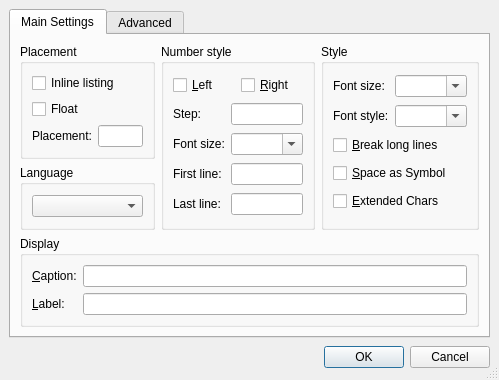
Before: the Qt Designer form src/frontends/qt4/ui/ListingsUi.ui in cburschka/lyx, drawn with Qt 5.
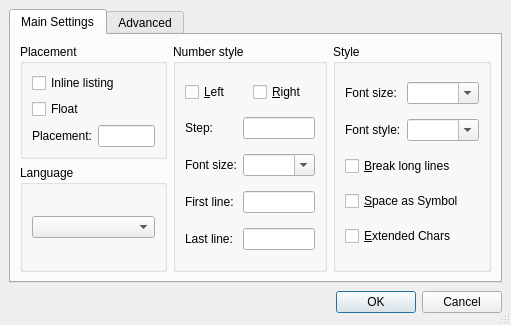
After: the same form once the commit is applied.

Commit message: Separate caption and label from InsetListingsParams and handle them separately in listings and Include dialog, from Jurgen

```diff
--- a/src/frontends/qt4/ui/ListingsUi.ui
+++ b/src/frontends/qt4/ui/ListingsUi.ui
@@ -8,8 +8,8 @@
    <rect>
     <x>0</x>
     <y>0</y>
-    <width>499</width>
-    <height>355</height>
+    <width>511</width>
+    <height>325</height>
    </rect>
   </property>
   <property name="windowTitle" >
@@ -404,79 +404,6 @@
          </layout>
         </widget>
        </item>
-       <item row="2" column="0" colspan="3" >
-        <widget class="QGroupBox" name="captionGB_3" >
-         <property name="title" >
-          <string>Display</string>
-         </property>
-         <layout class="QGridLayout" >
-          <property name="margin" >
-           <number>9</number>
-          </property>
-          <property name="spacing" >
-           <number>6</number>
-          </property>
-          <item row="1" column="0" >
-           <widget class="QLabel" name="labelL_4" >
-            <property name="text" >
-             <string>&amp;Label:</string>
-            </property>
-            <property name="wordWrap" >
-             <bool>false</bool>
-            </property>
-            <property name="buddy" >
-             <cstring>labelLE</cstring>
-            </property>
-           </widget>
-          </item>
-          <item row="0" column="0" >
-           <widget class="QLabel" name="captionL_4" >
-            <property name="text" >
-             <string>&amp;Caption:</string>
-            </property>
-            <property name="wordWrap" >
-             <bool>false</bool>
-            </property>
-            <property name="buddy" >
-             <cstring>captionLE</cstring>
-            </property>
-           </widget>
-          </item>
-          <item row="0" column="1" >
-           <widget class="QLineEdit" name="captionLE" >
-            <property name="minimumSize" >
-             <size>
-              <width>150</width>
-              <height>0</height>
-             </size>
-            </property>
-            <property name="toolTip" >
-             <string>A caption for the List of Listings</string>
-            </property>
-            <property name="text" >
-             <string/>
-            </property>
-           </widget>
-          </item>
-          <item row="1" column="1" >
-           <widget class="QLineEdit" name="labelLE" >
-            <property name="minimumSize" >
-             <size>
-              <width>150</width>
-              <height>0</height>
-             </size>
-            </property>
-            <property name="toolTip" >
-             <string>A Label for the caption</string>
-            </property>
-            <property name="text" >
-             <string/>
-            </property>
-           </widget>
-          </item>
-         </layout>
-        </widget>
-       </item>
       </layout>
      </widget>
      <widget class="QWidget" name="tab_2" >
```
Left out of the diff: 8 changed lines with no effect on the pictures. The commit also changes 11 other files.
